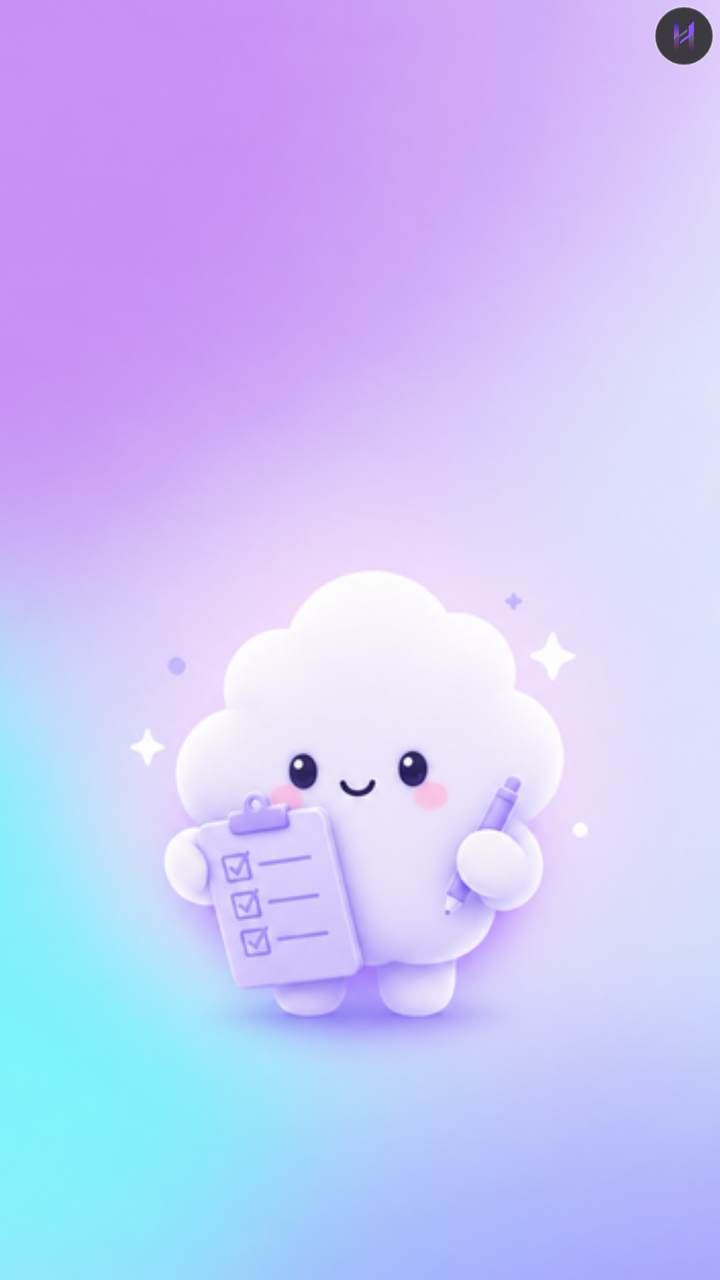
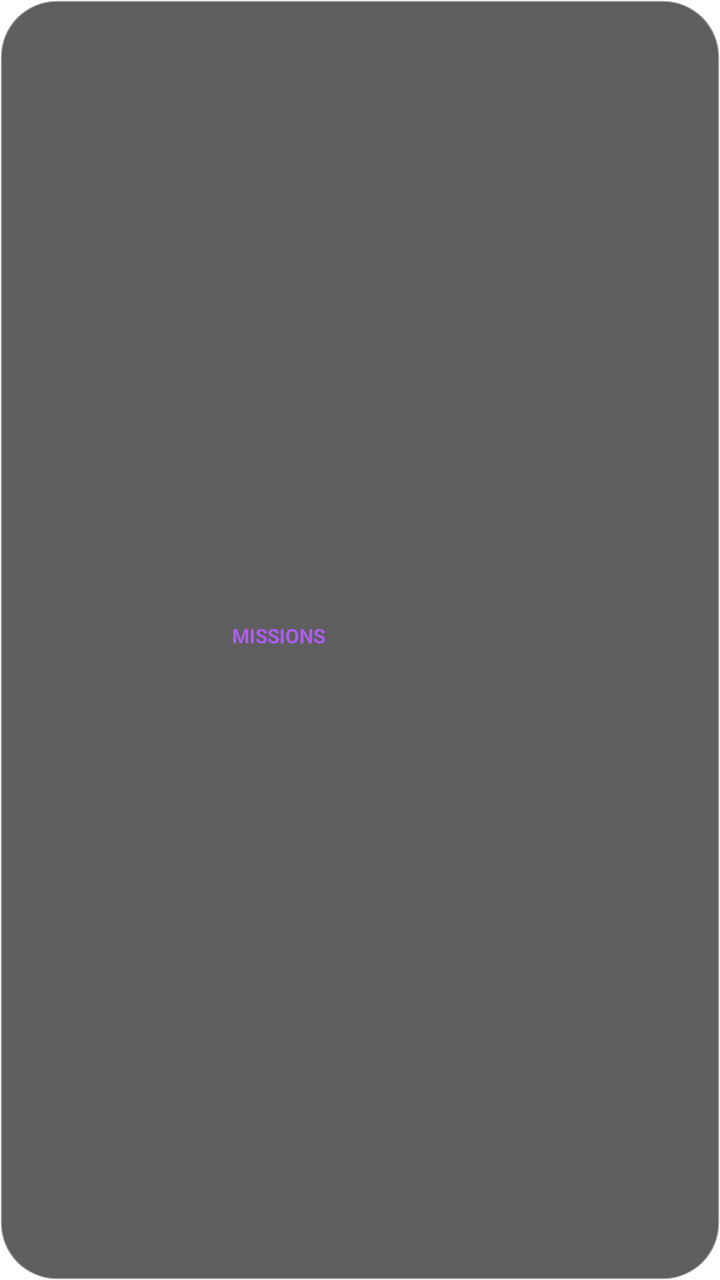

Screens rendered from an Android XML layout before and after an edit, with the pre-edit source and the edit as a unified diff.
<!-- AndroidManifest.xml: fallback theme Theme.MaterialComponents.DayNight.NoActionBar -->
<!-- res/layout/habit_widget_layout.xml -->
<?xml version="1.0" encoding="utf-8"?>
<FrameLayout xmlns:android="http://schemas.android.com/apk/res/android"
    android:id="@+id/widget_root"
    android:layout_width="match_parent"
    android:layout_height="match_parent">

    <ImageView
        android:id="@+id/widget_image"
        android:layout_width="match_parent"
        android:layout_height="match_parent"
        android:scaleType="centerCrop"
        android:src="@drawable/habitx1"
        android:clipToOutline="true" />

    
    <FrameLayout
        android:layout_width="30dp"
        android:layout_height="30dp"
        android:layout_gravity="top|end"
        android:layout_marginTop="3dp"
        android:layout_marginEnd="3dp"
        android:background="@drawable/widget_logo_background"
        android:padding="5dp">

        <ImageView
            android:layout_width="match_parent"
            android:layout_height="match_parent"
            android:src="@drawable/app_icon1"
            android:scaleType="fitCenter" />
    </FrameLayout>

</FrameLayout>
<!-- resources referenced by this layout -->
<resources>
  <!-- drawable app_icon1: png bitmap (drawable, 65439 bytes) -->
  <!-- drawable habitx1: png bitmap (drawable, 294284 bytes) -->
  <!-- drawable widget_logo_background (drawable) -->
  <?xml version="1.0" encoding="utf-8"?>
  <shape xmlns:android="http://schemas.android.com/apk/res/android"
      android:shape="oval">
      
      <solid android:color="#E62C2C2C" />
      
      <stroke
          android:width="1dp"
          android:color="#4DFFFFFF" />
  </shape>
</resources>

<!-- the commit's change to res/layout/habit_widget_layout.xml (unified diff, before → after) -->
@@ -1,32 +1,186 @@
 <?xml version="1.0" encoding="utf-8"?>
-<FrameLayout xmlns:android="http://schemas.android.com/apk/res/android"
+<LinearLayout xmlns:android="http://schemas.android.com/apk/res/android"
     android:id="@+id/widget_root"
     android:layout_width="match_parent"
-    android:layout_height="match_parent">
-
-    <ImageView
-        android:id="@+id/widget_image"
-        android:layout_width="match_parent"
-        android:layout_height="match_parent"
-        android:scaleType="centerCrop"
-        android:src="@drawable/habitx1"
-        android:clipToOutline="true" />
+    android:layout_height="match_parent"
+    android:orientation="horizontal"
+    android:background="@drawable/widget_background"
+    android:padding="8dp"
+    android:gravity="center_vertical">
 
     
     <FrameLayout
-        android:layout_width="30dp"
-        android:layout_height="30dp"
-        android:layout_gravity="top|end"
-        android:layout_marginTop="3dp"
-        android:layout_marginEnd="3dp"
-        android:background="@drawable/widget_logo_background"
-        android:padding="5dp">
-
+        android:layout_width="100dp"
+        android:layout_height="100dp"
+        android:layout_gravity="center_vertical">
         <ImageView
+            android:id="@+id/widget_image"
             android:layout_width="match_parent"
             android:layout_height="match_parent"
-            android:src="@drawable/app_icon1"
-            android:scaleType="fitCenter" />
+            android:scaleType="fitCenter"
+            android:clipToOutline="true" />
     </FrameLayout>
 
-</FrameLayout>
+    
+    <LinearLayout
+        android:layout_width="0dp"
+        android:layout_height="match_parent"
+        android:layout_weight="1"
+        android:orientation="vertical"
+        android:layout_marginStart="8dp"
+        android:gravity="center_vertical">
+
+        
+        <TextView
+            android:id="@+id/widget_title"
+            android:layout_width="wrap_content"
+            android:layout_height="wrap_content"
+            android:text="MISSIONS"
+            android:textColor="#AC5DED"
+            android:textSize="10sp"
+            android:textStyle="bold"
+            android:layout_marginBottom="4dp" />
+
+        
+        <LinearLayout
+            android:id="@+id/habit_row_1"
+            android:layout_width="match_parent"
+            android:layout_height="wrap_content"
+            android:orientation="horizontal"
+            android:gravity="center_vertical"
+            android:padding="2dp"
+            android:visibility="gone">
+            <ImageView
+                android:id="@+id/habit_check_1"
+                android:layout_width="20dp"
+                android:layout_height="20dp"
+                android:src="@drawable/ic_checkbox_blank"
+                android:contentDescription="Checkmark 1"
+                android:clickable="true"
+                android:focusable="true" />
+            <LinearLayout
+                android:layout_width="0dp"
+                android:layout_height="wrap_content"
+                android:layout_weight="1"
+                android:orientation="vertical"
+                android:layout_marginStart="6dp">
+                <TextView
+                    android:id="@+id/habit_name_1"
+                    android:layout_width="match_parent"
+                    android:layout_height="wrap_content"
+                    android:text="Habit 1"
+                    android:textColor="#FFFFFF"
+                    android:textSize="11sp"
+                    android:textStyle="bold"
+                    android:ellipsize="end"
+                    android:maxLines="1" />
+                <TextView
+                    android:id="@+id/habit_streak_1"
+                    android:layout_width="match_parent"
+                    android:layout_height="wrap_content"
+                    android:text="Streak: 0"
+                    android:textColor="#B3FFFFFF"
+                    android:textSize="8sp" />
+            </LinearLayout>
+        </LinearLayout>
+
+        
+        <LinearLayout
+            android:id="@+id/habit_row_2"
+            android:layout_width="match_parent"
+            android:layout_height="wrap_content"
+            android:orientation="horizontal"
+            android:gravity="center_vertical"
+            android:padding="2dp"
+            android:layout_marginTop="4dp"
+            android:visibility="gone">
+            <ImageView
+                android:id="@+id/habit_check_2"
+                android:layout_width="20dp"
+                android:layout_height="20dp"
+                android:src="@drawable/ic_checkbox_blank"
+                android:contentDescription="Checkmark 2"
+                android:clickable="true"
+                android:focusable="true" />
+            <LinearLayout
+                android:layout_width="0dp"
+                android:layout_height="wrap_content"
+                android:layout_weight="1"
+                android:orientation="vertical"
+                android:layout_marginStart="6dp">
+                <TextView
+                    android:id="@+id/habit_name_2"
+                    android:layout_width="match_parent"
+                    android:layout_height="wrap_content"
+                    android:text="Habit 2"
+                    android:textColor="#FFFFFF"
+                    android:textSize="11sp"
+                    android:textStyle="bold"
+                    android:ellipsize="end"
+                    android:maxLines="1" />
+                <TextView
+                    android:id="@+id/habit_streak_2"
+                    android:layout_width="match_parent"
+                    android:layout_height="wrap_content"
+                    android:text="Streak: 0"
+                    android:textColor="#B3FFFFFF"
+                    android:textSize="8sp" />
+            </LinearLayout>
+        </LinearLayout>
+
+        
+        <LinearLayout
+            android:id="@+id/habit_row_3"
+            android:layout_width="match_parent"
+            android:layout_height="wrap_content"
+            android:orientation="horizontal"
+            android:gravity="center_vertical"
+            android:padding="2dp"
+            android:layout_marginTop="4dp"
+            android:visibility="gone">
+            <ImageView
+                android:id="@+id/habit_check_3"
+                android:layout_width="20dp"
+                android:layout_height="20dp"
+                android:src="@drawable/ic_checkbox_blank"
+                android:contentDescription="Checkmark 3"
+                android:clickable="true"
+                android:focusable="true" />
+            <LinearLayout
+                android:layout_width="0dp"
+                android:layout_height="wrap_content"
+                android:layout_weight="1"
+                android:orientation="vertical"
+                android:layout_marginStart="6dp">
+                <TextView
+                    android:id="@+id/habit_name_3"
+                    android:layout_width="match_parent"
+                    android:layout_height="wrap_content"
+                    android:text="Habit 3"
+                    android:textColor="#FFFFFF"
+                    android:textSize="11sp"
+                    android:textStyle="bold"
+                    android:ellipsize="end"
+                    android:maxLines="1" />
+                <TextView
+                    android:id="@+id/habit_streak_3"
+                    android:layout_width="match_parent"
+                    android:layout_height="wrap_content"
+                    android:text="Streak: 0"
+                    android:textColor="#B3FFFFFF"
+                    android:textSize="8sp" />
+            </LinearLayout>
+        </LinearLayout>
+
+        
+        <TextView
+            android:id="@+id/widget_no_habits"
+            android:layout_width="match_parent"
+            android:layout_height="wrap_content"
+            android:text="No active missions today."
+            android:textColor="#B3FFFFFF"
+            android:textSize="11sp"
+            android:visibility="gone" />
+
+    </LinearLayout>
+</LinearLayout>
<!-- resource entries referenced after the edit -->
@@ -1,13 +1,23 @@
 <!-- resources referenced by this layout -->
 <resources>
-  <!-- drawable app_icon1: png bitmap (drawable, 65439 bytes) -->
-  <!-- drawable habitx1: png bitmap (drawable, 294284 bytes) -->
-  <!-- drawable widget_logo_background (drawable) -->
+  <!-- drawable ic_checkbox_blank (drawable) -->
+  <vector xmlns:android="http://schemas.android.com/apk/res/android"
+      android:width="24dp"
+      android:height="24dp"
+      android:viewportWidth="24"
+      android:viewportHeight="24">
+      
+      <path
+          android:strokeColor="#80FFFFFF"
+          android:strokeWidth="2"
+          android:pathData="M12,2C6.48,2 2,6.48 2,12s4.48,10 10,10 10,-4.48 10,-10S17.52,2 12,2zM12,20c-4.41,0 -8,-3.59 -8,-8s3.59,-8 8,-8 8,3.59 8,8 -3.59,8 -8,8z"/>
+  </vector>
+  <!-- drawable widget_background (drawable) -->
   <?xml version="1.0" encoding="utf-8"?>
-  <shape xmlns:android="http://schemas.android.com/apk/res/android"
-      android:shape="oval">
+  <shape xmlns:android="http://schemas.android.com/apk/res/android">
       
-      <solid android:color="#E62C2C2C" />
+      <solid android:color="#B31A1A1A" />
+      <corners android:radius="28dp" />
       
       <stroke
           android:width="1dp"
